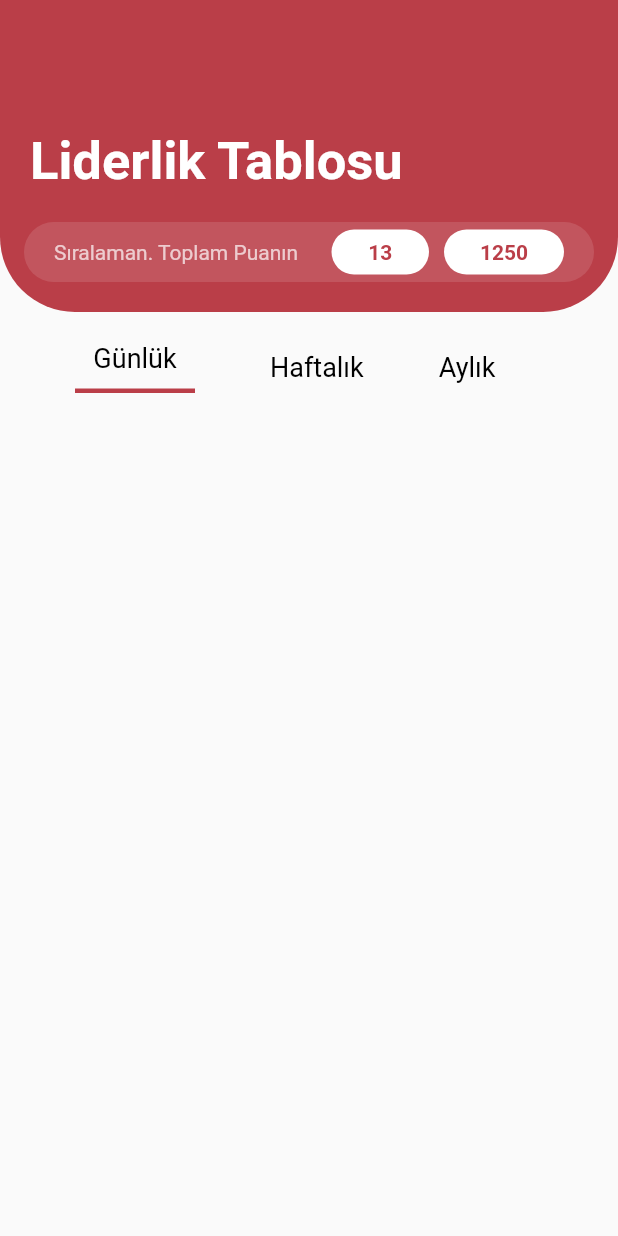
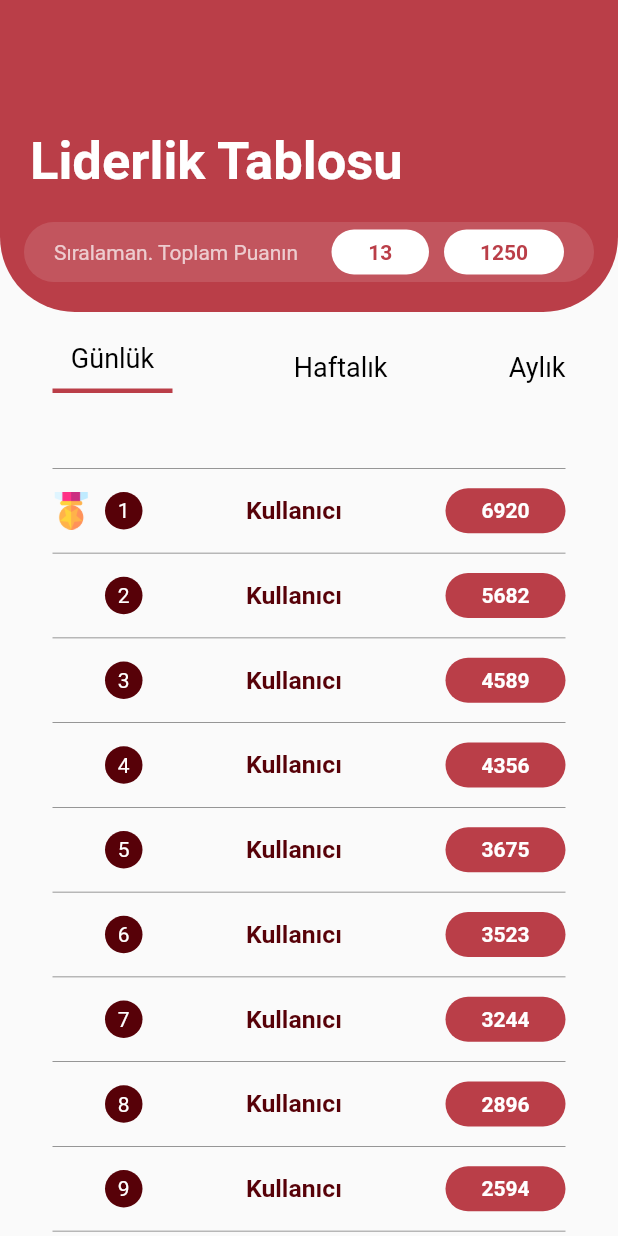
Before and after one commit to sksayed/wordgame, a Flutter app: the RankingScreen widget shown alone on an empty page, opened directly, on a phone screen of 412 x 824 dp. Run offline on Flutter 3.47's test engine with Material 2 defaults, Android fonts, the phone set to English and light mode, and no system bars; our stand-ins replace cloud_firestore, firebase_auth, flutter_spinkit; accounts and stored records are empty.

Commit message:
ranking screen

```diff
--- a/lib/screens/home/ranking.dart
+++ b/lib/screens/home/ranking.dart
@@ -1,6 +1,7 @@
 import 'package:flutter/material.dart';
 import 'package:ingilizceegitim/responsive/responsive_widget.dart';
 import 'package:ingilizceegitim/widgets/custom_appbar.dart';
+import 'package:ingilizceegitim/widgets/ranking_card.dart';
 
 class RankingScreen extends StatelessWidget {
   appbar() {
@@ -22,20 +23,94 @@ class RankingScreen extends StatelessWidget {
     );
   }
 
-  Column buildBody() {
-    return Column(
-      children: [
-        SizedBox(height: 20),
-        gunlukHaftalikAylik(),
-        SizedBox(height: 20),
-      ],
+  SingleChildScrollView buildBody() {
+    return SingleChildScrollView(
+      padding: EdgeInsets.symmetric(horizontal: 25),
+      child: Column(
+        children: [
+          SizedBox(height: 20),
+          gunlukHaftalikAylik(),
+          SizedBox(height: 50),
+          users()
+        ],
+      ),
+    );
+  }
+
+  Container users() {
+    return Container(
+      child: Column(
+        children: [
+          RankingCard(
+            number: '1',
+            username: 'Kullanıcı',
+            score: '6920',
+            image: 'assets/gold.png',
+          ),
+          RankingCard(
+            number: '2',
+            username: 'Kullanıcı',
+            score: '5682',
+            image: 'assets/nothing.png',
+          ),
+          RankingCard(
+            number: '3',
+            username: 'Kullanıcı',
+            score: '4589',
+            image: 'assets/nothing.png',
+          ),
+          RankingCard(
+            number: '4',
+            username: 'Kullanıcı',
+            score: '4356',
+            image: 'assets/nothing.png',
+          ),
+          RankingCard(
+            number: '5',
+            username: 'Kullanıcı',
+            score: '3675',
+            image: 'assets/nothing.png',
+          ),
+          RankingCard(
+            number: '6',
+            username: 'Kullanıcı',
+            score: '3523',
+            image: 'assets/nothing.png',
+          ),
+          RankingCard(
+            number: '7',
+            username: 'Kullanıcı',
+            score: '3244',
+            image: 'assets/nothing.png',
+          ),
+          RankingCard(
+            number: '8',
+            username: 'Kullanıcı',
+            score: '2896',
+            image: 'assets/nothing.png',
+          ),
+          RankingCard(
+            number: '9',
+            username: 'Kullanıcı',
+            score: '2594',
+            image: 'assets/nothing.png',
+          ),
+          RankingCard(
+            number: '10',
+            username: 'Kullanıcı',
+            score: '2203',
+            image: 'assets/nothing.png',
+          ),
+        ],
+      ),
     );
   }
 
   Padding gunlukHaftalikAylik() {
     return Padding(
-      padding: const EdgeInsets.symmetric(horizontal: 50),
+      padding: const EdgeInsets.symmetric(horizontal: 10),
       child: Row(
+        mainAxisAlignment: MainAxisAlignment.spaceBetween,
         children: [
           Container(
             child: Column(
@@ -58,7 +133,6 @@ class RankingScreen extends StatelessWidget {
               ],
             ),
           ),
-          SizedBox(width: 50),
           Container(
             child: Column(
               children: [
@@ -72,7 +146,6 @@ class RankingScreen extends StatelessWidget {
               ],
             ),
           ),
-          SizedBox(width: 50),
           Container(
             child: Column(
               children: [
--- a/lib/screens/home/settings.dart
+++ b/lib/screens/home/settings.dart
@@ -20,6 +20,11 @@ class Setting extends StatefulWidget {
 }
 
 class _SettingState extends State<Setting> {
+  bool isSwitched = false;
+  bool isSwitched1 = true;
+  bool isSwitched2 = true;
+  bool isSwitched3 = true;
+
   final AuthService _auth = AuthService();
   @override
   Widget build(BuildContext context) {
@@ -119,13 +124,13 @@ class _SettingState extends State<Setting> {
                 style: TextStyle(color: Colors.black, fontSize: 18),
               ),
               Switch(
-                value: widget.isSwitched1,
+                value: isSwitched1,
                 onChanged: (value) {
                   setState(() {
-                    if (widget.isSwitched1 == true) {
-                      return widget.isSwitched1 = false;
+                    if (isSwitched1 == true) {
+                      return isSwitched1 = false;
                     } else {
-                      return widget.isSwitched1 = true;
+                      return isSwitched1 = true;
                     }
                   });
                 },
@@ -142,13 +147,13 @@ class _SettingState extends State<Setting> {
                 style: TextStyle(color: Colors.black, fontSize: 18),
               ),
               Switch(
-                value: widget.isSwitched2,
+                value: isSwitched2,
                 onChanged: (value) {
                   setState(() {
-                    if (widget.isSwitched2 == true) {
-                      return widget.isSwitched2 = false;
+                    if (isSwitched2 == true) {
+                      return isSwitched2 = false;
                     } else {
-                      return widget.isSwitched2 = true;
+                      return isSwitched2 = true;
                     }
                   });
                 },
@@ -165,13 +170,13 @@ class _SettingState extends State<Setting> {
                 style: TextStyle(color: Colors.black, fontSize: 18),
               ),
               Switch(
-                value: widget.isSwitched3,
+                value: isSwitched3,
                 onChanged: (value) {
                   setState(() {
-                    if (widget.isSwitched3 == true) {
-                      return widget.isSwitched3 = false;
+                    if (isSwitched3 == true) {
+                      return isSwitched3 = false;
                     } else {
-                      return widget.isSwitched3 = true;
+                      return isSwitched3 = true;
                     }
                   });
                 },
@@ -202,13 +207,13 @@ class _SettingState extends State<Setting> {
             style: TextStyle(color: Colors.black, fontSize: 18),
           ),
           Switch(
-            value: widget.isSwitched,
+            value: isSwitched,
             onChanged: (value) {
               setState(() {
-                if (widget.isSwitched == false) {
-                  return widget.isSwitched = true;
+                if (isSwitched == false) {
+                  return isSwitched = true;
                 } else {
-                  return widget.isSwitched = false;
+                  return isSwitched = false;
                 }
               });
             },
--- /dev/null
+++ b/lib/widgets/ranking_card.dart
@@ -0,0 +1,107 @@
+import 'package:flutter/material.dart';
+
+class RankingCard extends StatelessWidget {
+  final String number;
+  final String username;
+  final String score;
+  final String image;
+  RankingCard({
+    this.number,
+    this.username,
+    this.score,
+    this.image,
+  });
+
+  @override
+  Widget build(BuildContext context) {
+    return Container(
+      padding: EdgeInsets.symmetric(horizontal: 10),
+      child: Column(
+        children: [
+          divader(),
+          SizedBox(height: 13),
+          Row(
+            mainAxisAlignment: MainAxisAlignment.spaceBetween,
+            children: [
+              buildRankingNumber(),
+              buildRankingUsername(),
+              buildRankingScore(),
+            ],
+          ),
+          SizedBox(height: 13),
+        ],
+      ),
+    );
+  }
+
+  Container divader() {
+    return Container(
+      height: 0.5,
+      color: Colors.grey[600],
+    );
+  }
+
+  Container buildRankingScore() {
+    return Container(
+      height: 30,
+      width: 80,
+      decoration: BoxDecoration(
+        color: Color(0xffBA3E48),
+        borderRadius: BorderRadius.circular(30),
+      ),
+      child: Center(
+        child: Text(
+          score,
+          style: TextStyle(
+            color: Colors.white,
+            fontWeight: FontWeight.w600,
+          ),
+        ),
+      ),
+    );
+  }
+
+  Container buildRankingUsername() {
+    return Container(
+      child: Text(
+        username,
+        style: TextStyle(
+          fontSize: 16.5,
+          fontWeight: FontWeight.w600,
+          color: Color(0xff570108),
+        ),
+      ),
+    );
+  }
+
+  Row buildRankingNumber() {
+    return Row(
+      children: [
+        Container(
+          height: 25,
+          width: 25,
+          decoration: BoxDecoration(
+            image: DecorationImage(
+              image: AssetImage(image),
+            ),
+          ),
+        ),
+        SizedBox(width: 10),
+        Container(
+          height: 25,
+          width: 25,
+          decoration: BoxDecoration(
+            color: Color(0xff570108),
+            borderRadius: BorderRadius.circular(100),
+          ),
+          child: Center(
+            child: Text(
+              number,
+              style: TextStyle(color: Colors.white),
+            ),
+          ),
+        ),
+      ],
+    );
+  }
+}
--- a/pubspec.yaml
+++ b/pubspec.yaml
@@ -51,6 +51,8 @@ flutter:
   # To add assets to your application, add an assets section, like this:
   assets:
     - assets/hat.png
+    - assets/gold.png
+    - assets/nothing.png
   #   - images/a_dot_burr.jpeg
   #   - images/a_dot_ham.jpeg
 
```
Also changed, not shown: assets/gold.png (added), assets/nothing.png (added), 2 other files.
